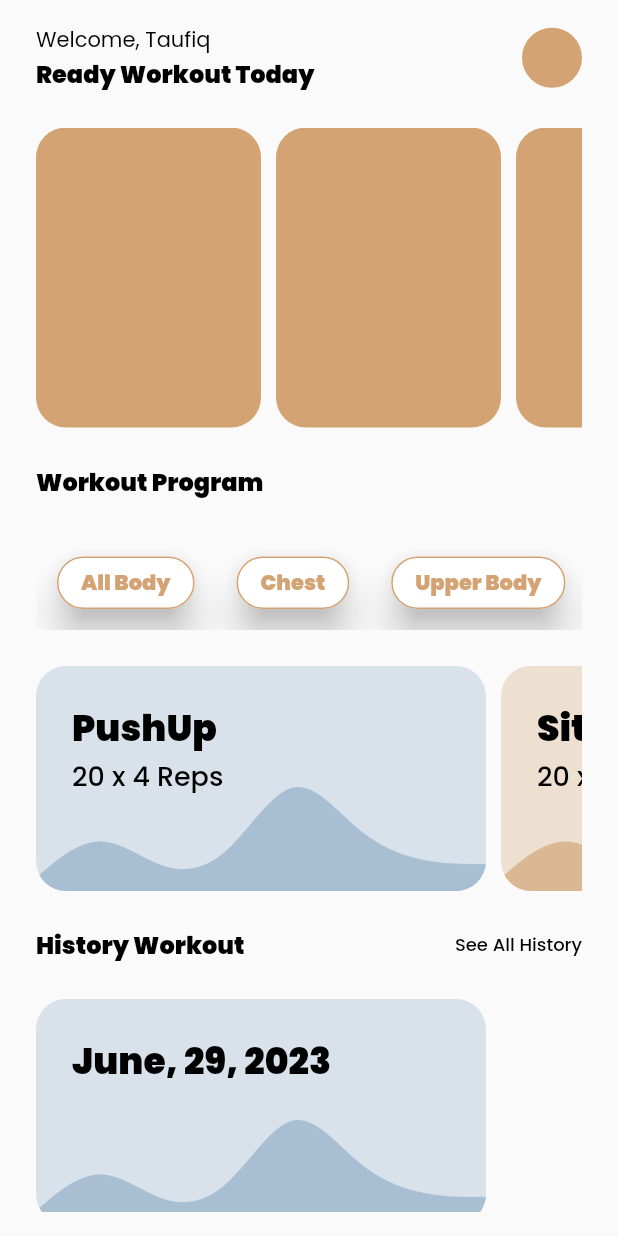
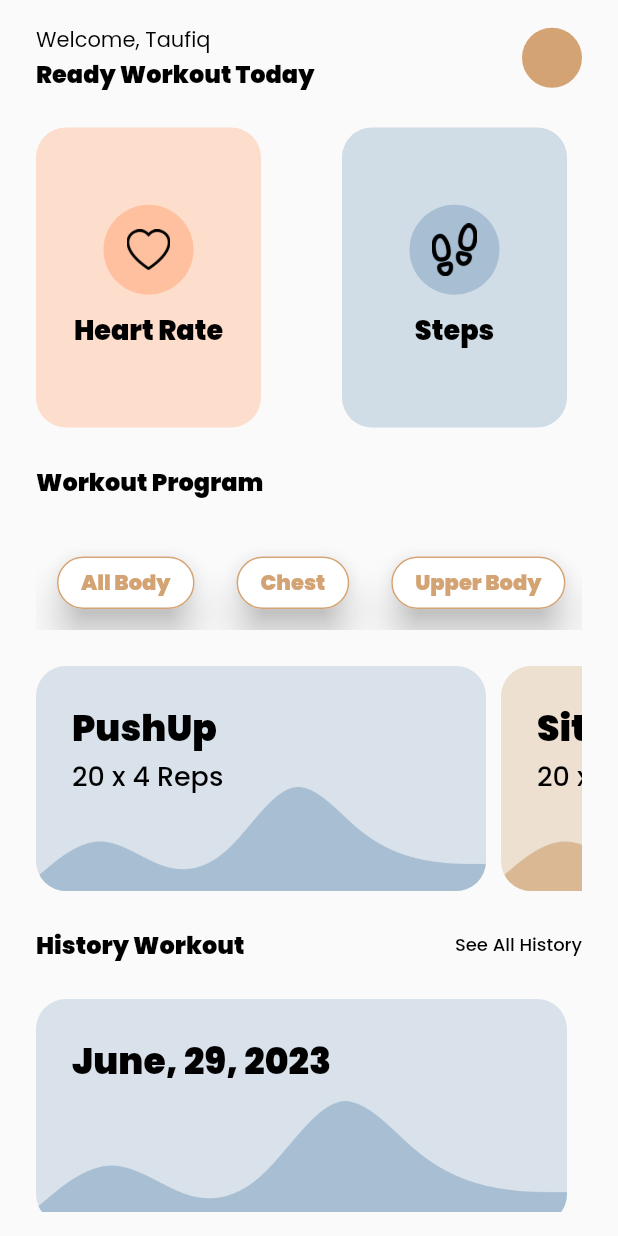
Before and after one commit to taufiqalfianto/pushup_counter, a Flutter app: the screen it shows after launch, on a phone screen of 412 x 824 dp. Run offline on Flutter 3.47's test engine with Material 2 defaults, Android fonts, the phone set to English and light mode, and no system bars; drawn by our look-alikes of custom_radio_grouped_button; our stand-ins replace google_fonts, permission_handler; missing offline and left inert: body_detection.

Commit message:
image, asset

```diff
--- a/lib/homepage/homepage.dart
+++ b/lib/homepage/homepage.dart
@@ -62,16 +62,22 @@ class HomePage extends StatelessWidget {
               SizedBox(
                 height: 24,
               ),
-              SingleChildScrollView(
-                scrollDirection: Axis.horizontal,
-                child: Row(
+              Row(
                 children: [
-                    ContainerHeight(),
-                    ContainerHeight(),
-                    ContainerHeight(),
-                    ContainerHeight(),
+                  ContainerHeight(
+                    image: 'images/heart.png',
+                    title: 'Heart Rate',
+                    bgcolor: wavebase1,
+                    color: wavebase1,
+                  ),
+                  Spacer(),
+                  ContainerHeight(
+                    image: 'images/step.png',
+                    title: 'Steps',
+                    bgcolor: wavebase3,
+                    color: wavebase3,
+                  ),
                 ],
-                ),
               ),
               SizedBox(
                 height: 24,
@@ -209,18 +215,11 @@ class HomePage extends StatelessWidget {
               SizedBox(
                 height: 24,
               ),
-              SingleChildScrollView(
-                scrollDirection: Axis.horizontal,
-                child: Row(
-                  children: [
               ContainerWidth(
                 bgimage: 'images/Vector-1.png',
                 bgcolor: wavebase3,
                 title: date,
                 reps: '',
-                    ),
-                  ],
-                ),
               ),
 
               SizedBox(
--- a/lib/homepage/widget/containerheight.dart
+++ b/lib/homepage/widget/containerheight.dart
@@ -2,17 +2,58 @@ import 'package:flutter/material.dart';
 import 'package:pushup_counter/theme.dart';
 
 class ContainerHeight extends StatelessWidget {
-  const ContainerHeight({super.key});
+  String image;
+  String title;
+  Color bgcolor;
+  Color color;
+  ContainerHeight({
+    super.key,
+    required this.image,
+    required this.title,
+    required this.bgcolor,
+    required this.color,
+  });
 
   @override
   Widget build(BuildContext context) {
-     return Container(
+    return Container(
       margin: EdgeInsets.only(right: 10),
       width: 150,
       height: 200,
       decoration: BoxDecoration(
         borderRadius: BorderRadius.circular(20),
-        color: basechoco,
+        color: bgcolor.withOpacity(0.5),
+      ),
+      child: Padding(
+        padding: const EdgeInsets.symmetric(vertical: 24),
+        child: Column(
+          mainAxisAlignment: MainAxisAlignment.center,
+          children: [
+            Container(
+              width: 60,
+              height: 60,
+              decoration: BoxDecoration(
+                shape: BoxShape.circle,
+                color: color,
+                image: DecorationImage(
+                    image: AssetImage(
+                      image,
+                    ),
+                    scale: 45),
+              ),
+            ),
+            SizedBox(
+              height: 10,
+            ),
+            Text(
+              title,
+              style: blacktextstyle.copyWith(
+                fontSize: 18,
+                fontWeight: bold,
+              ),
+            )
+          ],
+        ),
       ),
     );
   }
--- a/lib/pushup/pushup.dart
+++ /dev/null
@@ -1,11 +0,0 @@
-import 'package:flutter/material.dart';
-import 'package:pushup_counter/pushup/pushuppage.dart';
-
-class PushUpPage extends StatelessWidget {
-  const PushUpPage({super.key});
-
-  @override
-  Widget build(BuildContext context) {
-    return PushUp();
-  }
-}
```
Also changed, not shown: images/heart.png (added), images/step.png (added). Lines whose indentation alone changed are shown as unchanged.
